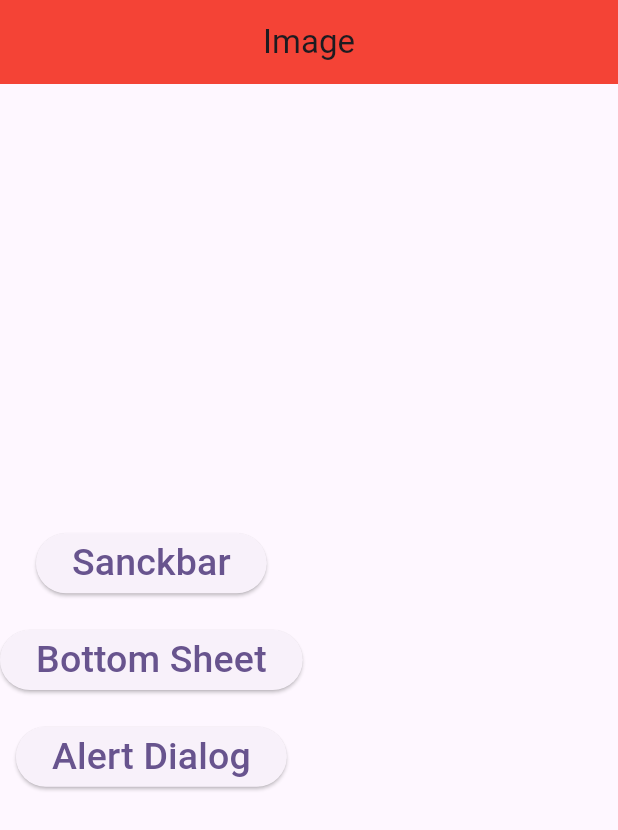
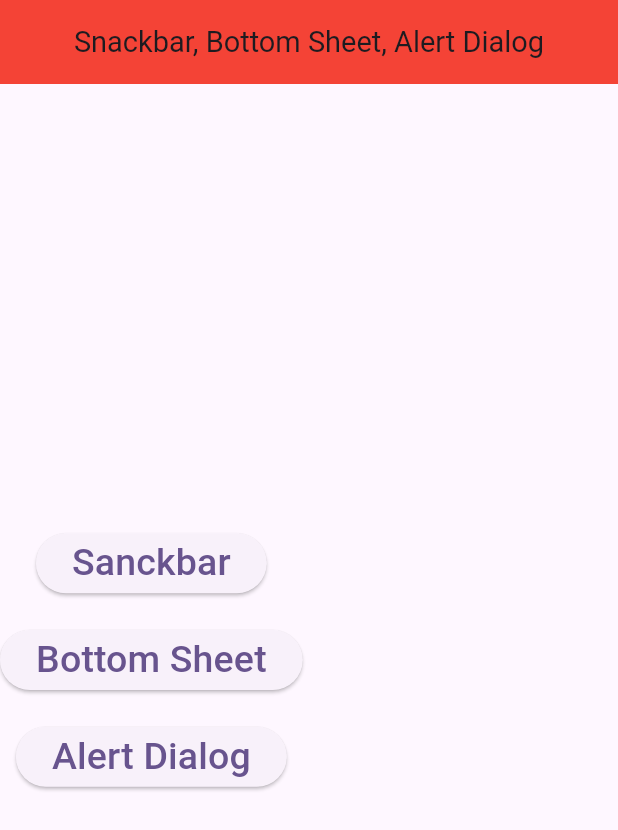
Before and after one commit to masudrr60/f10_image, a Flutter app: the screen it shows after launch, on a phone screen of 412 x 824 dp. Shown: the top 830 px of the screen. Run offline on Flutter 3.47's test engine with Material 3 defaults, Android fonts, the phone set to English and light mode, and no system bars; our stand-ins replace device_preview, sizer.

Commit message:
snackbar---alertsdialog--bottomSheet

```diff
--- a/lib/Home.dart
+++ b/lib/Home.dart
@@ -15,7 +15,9 @@ class _HomeState extends State<Home> {
     return Scaffold(
       appBar: AppBar(
         centerTitle: true,
-        title: Text("Image"),
+        title: Text("Snackbar, Bottom Sheet, Alert Dialog",
+          style: TextStyle(fontSize:18.sp),
+        ),
         backgroundColor: Colors.red,
       ),
       body: Column(
```
